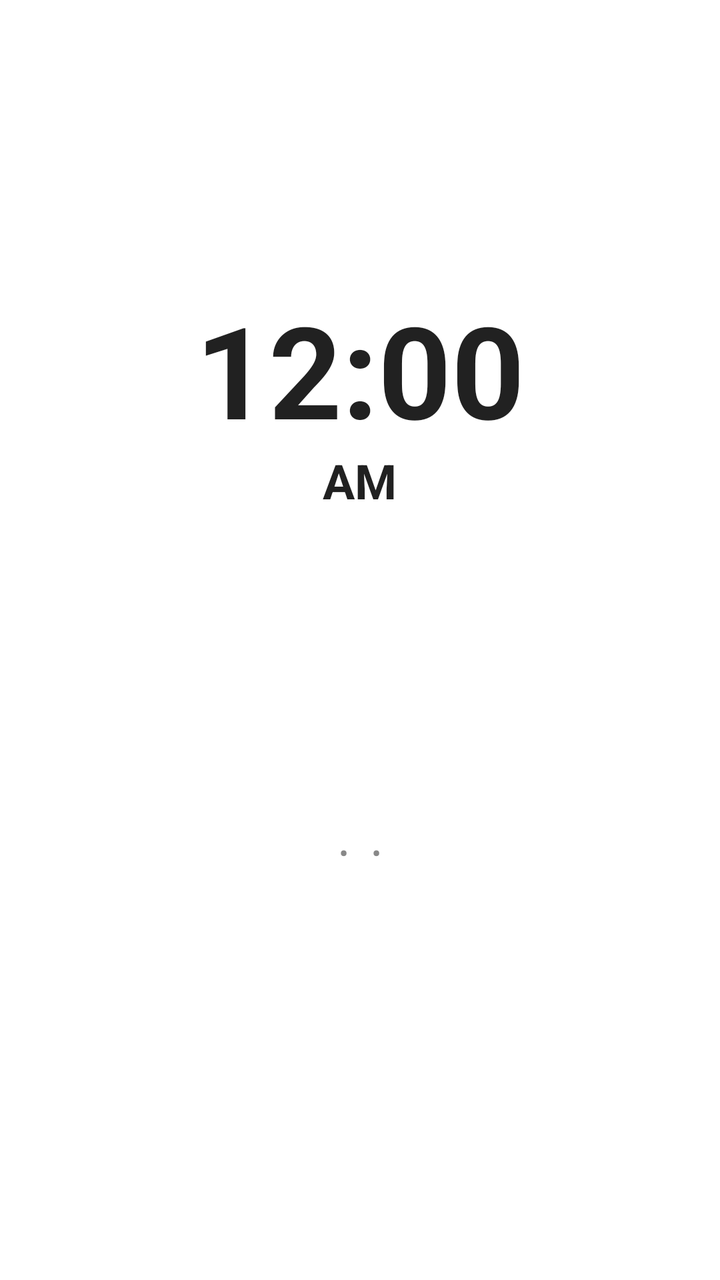
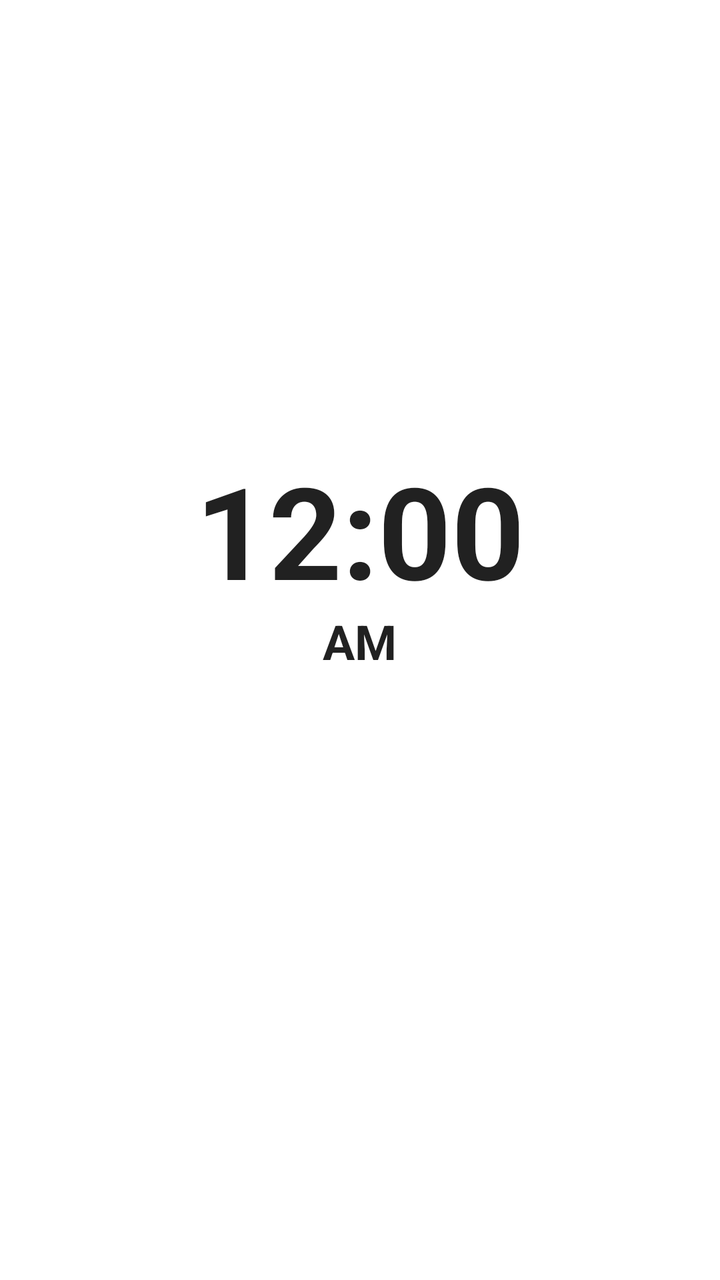

Two renders of the same Android screen: before a commit and after it. Below are the layout's source before the change and the commit's diff.
<!-- AndroidManifest.xml: application theme Theme.MaterialComponents.DayNight.NoActionBar -->
<!-- res/layout/widget_layout_4x4.xml -->
<?xml version="1.0" encoding="utf-8"?>
<FrameLayout xmlns:android="http://schemas.android.com/apk/res/android"
    xmlns:app="http://schemas.android.com/apk/res-auto"
    android:id="@+id/widget_root"
    android:layout_width="match_parent"
    android:layout_height="match_parent">

    
    <ImageView
        android:id="@+id/widget_bg_image"
        android:layout_width="match_parent"
        android:layout_height="match_parent"
        android:scaleType="fitXY"
        android:contentDescription="Widget Background" />

    
    <LinearLayout
        android:layout_width="match_parent"
        android:layout_height="match_parent"
        android:orientation="vertical"
        android:paddingHorizontal="10dp"
        android:paddingVertical="8dp"
        android:gravity="center_horizontal">

        
        <androidx.constraintlayout.widget.ConstraintLayout
            android:id="@+id/container_clock_top"
            android:layout_width="match_parent"
            android:layout_height="0dp"
            android:layout_weight="5"
            android:layout_gravity="center">

            
            <ImageView
                android:id="@+id/iv_hybrid_dial_bg"
                android:layout_width="0dp"
                android:layout_height="0dp"
                app:layout_constraintDimensionRatio="1:1"
                app:layout_constraintTop_toTopOf="parent"
                app:layout_constraintBottom_toBottomOf="parent"
                app:layout_constraintStart_toStartOf="parent"
                app:layout_constraintEnd_toEndOf="parent"
                android:scaleType="fitCenter"
                android:visibility="gone"
                android:contentDescription="Analog Dial" />


            
            <AnalogClock
                android:id="@+id/analog_clock_view"
                android:layout_width="0dp"
                android:layout_height="0dp"
                app:layout_constraintDimensionRatio="1:1"
                app:layout_constraintTop_toTopOf="parent"
                app:layout_constraintBottom_toBottomOf="parent"
                app:layout_constraintStart_toStartOf="parent"
                app:layout_constraintEnd_toEndOf="parent"
                android:dial="@drawable/classic_clock_dial"
                android:hand_hour="@drawable/classic_clock_hour"
                android:hand_minute="@drawable/classic_clock_minute"
                android:visibility="gone" />
 
            
            <TextClock
                android:id="@+id/tc_hybrid_top_digital"
                android:layout_width="wrap_content"
                android:layout_height="wrap_content"
                app:layout_constraintTop_toTopOf="parent"
                app:layout_constraintStart_toStartOf="parent"
                app:layout_constraintEnd_toEndOf="parent"
                android:layout_marginTop="64dp"
                android:format12Hour="h:mm"
                android:format24Hour="HH:mm"
                android:textColor="#00F5D4"
                android:textSize="13sp"
                android:textStyle="bold"
                android:includeFontPadding="false"
                android:visibility="gone" />



            
            <ImageView
                android:id="@+id/iv_digital_clock_bg"
                android:layout_width="0dp"
                android:layout_height="0dp"
                app:layout_constraintTop_toTopOf="parent"
                app:layout_constraintBottom_toBottomOf="parent"
                app:layout_constraintStart_toStartOf="parent"
                app:layout_constraintEnd_toEndOf="parent"
                android:layout_marginHorizontal="24dp"
                android:layout_marginVertical="12dp"
                android:scaleType="fitXY"
                android:visibility="gone"
                android:contentDescription="Neon Digital Pill" />

            
            <LinearLayout
                android:id="@+id/container_digital_clock"
                android:layout_width="0dp"
                android:layout_height="0dp"
                app:layout_constraintTop_toTopOf="parent"
                app:layout_constraintBottom_toBottomOf="parent"
                app:layout_constraintStart_toStartOf="parent"
                app:layout_constraintEnd_toEndOf="parent"
                android:orientation="vertical"
                android:gravity="center"
                android:visibility="visible">

                
                <TextClock
                    android:id="@+id/tv_digital_clock"
                    android:layout_width="wrap_content"
                    android:layout_height="wrap_content"
                    android:format12Hour="h:mm"
                    android:format24Hour="HH:mm"
                    android:textSize="64sp"
                    android:textStyle="bold"
                    android:includeFontPadding="false" />

                
                <TextClock
                    android:id="@+id/tv_digital_clock_ampm"
                    android:layout_width="wrap_content"
                    android:layout_height="wrap_content"
                    android:layout_marginTop="2dp"
                    android:format12Hour="a"
                    android:format24Hour=""
                    android:textSize="24sp"
                    android:textStyle="bold"
                    android:includeFontPadding="false" />
            </LinearLayout>

        </androidx.constraintlayout.widget.ConstraintLayout>

        
        <LinearLayout
            android:id="@+id/container_elements_bottom"
            android:layout_width="match_parent"
            android:layout_height="0dp"
            android:layout_weight="3"
            android:orientation="vertical"
            android:weightSum="4"
            android:gravity="center_vertical"
            android:paddingHorizontal="4dp">

            
            <LinearLayout
                android:layout_width="match_parent"
                android:layout_height="0dp"
                android:layout_weight="1"
                android:orientation="horizontal"
                android:gravity="center">

                <TextView
                    android:id="@+id/tv_widget_greg_date"
                    android:layout_width="wrap_content"
                    android:layout_height="wrap_content"
                    android:textSize="14sp"
                    android:textStyle="bold"
                    android:maxLines="1"
                    android:includeFontPadding="false" />

                <TextView
                    android:id="@+id/tv_widget_fixed_sep1"
                    android:layout_width="wrap_content"
                    android:layout_height="wrap_content"
                    android:text="  •  "
                    android:textColor="#888888"
                    android:textSize="12sp"
                    android:textStyle="bold"
                    android:includeFontPadding="false" />

                <TextView
                    android:id="@+id/tv_widget_weekday"
                    android:layout_width="wrap_content"
                    android:layout_height="wrap_content"
                    android:textSize="14sp"
                    android:textStyle="bold"
                    android:maxLines="1"
                    android:includeFontPadding="false" />

                <TextView
                    android:id="@+id/tv_widget_fixed_sep2"
                    android:layout_width="wrap_content"
                    android:layout_height="wrap_content"
                    android:text="  •  "
                    android:textColor="#888888"
                    android:textSize="12sp"
                    android:textStyle="bold"
                    android:includeFontPadding="false" />

                <TextView
                    android:id="@+id/tv_widget_tamil_full"
                    android:layout_width="wrap_content"
                    android:layout_height="wrap_content"
                    android:textSize="14sp"
                    android:textStyle="bold"
                    android:maxLines="1"
                    android:includeFontPadding="false" />
            </LinearLayout>

            
            <LinearLayout
                android:layout_width="match_parent"
                android:layout_height="0dp"
                android:layout_weight="1"
                android:gravity="center">

                <TextView
                    android:id="@+id/tv_widget_row2_paragraph"
                    android:layout_width="wrap_content"
                    android:layout_height="wrap_content"
                    android:textSize="12sp"
                    android:textStyle="normal"
                    android:maxLines="1"
                    android:gravity="center"
                    android:includeFontPadding="false" />
            </LinearLayout>

            
            <LinearLayout
                android:layout_width="match_parent"
                android:layout_height="0dp"
                android:layout_weight="1"
                android:gravity="center">

                <TextView
                    android:id="@+id/tv_widget_row3_paragraph"
                    android:layout_width="wrap_content"
                    android:layout_height="wrap_content"
                    android:textSize="12sp"
                    android:textStyle="normal"
                    android:maxLines="1"
                    android:gravity="center"
                    android:includeFontPadding="false" />
            </LinearLayout>

            
            <LinearLayout
                android:layout_width="match_parent"
                android:layout_height="0dp"
                android:layout_weight="1"
                android:gravity="center">

                <TextView
                    android:id="@+id/tv_widget_row4_paragraph"
                    android:layout_width="wrap_content"
                    android:layout_height="wrap_content"
                    android:textSize="12sp"
                    android:textStyle="normal"
                    android:maxLines="1"
                    android:gravity="center"
                    android:includeFontPadding="false" />
            </LinearLayout>

        </LinearLayout>

    </LinearLayout>

</FrameLayout>
<!-- resources referenced by this layout -->
<resources>
  <!-- drawable classic_clock_dial: vector/xml drawable (drawable, 3664 chars, omitted) -->
  <!-- drawable classic_clock_hour (drawable) -->
  <?xml version="1.0" encoding="utf-8"?>
  <vector xmlns:android="http://schemas.android.com/apk/res/android"
      android:width="200dp"
      android:height="200dp"
      android:viewportWidth="200"
      android:viewportHeight="200">
  
      
      <path
          android:fillColor="#EBEBEB"
          android:pathData="M 100,48 L 94.5,96 L 100,108 Z" />
  
      
      <path
          android:fillColor="#B8B8B8"
          android:pathData="M 100,48 L 105.5,96 L 100,108 Z" />
  
      
      <path
          android:fillColor="#D8D8D8"
          android:strokeColor="#7A7A7A"
          android:strokeWidth="0.8"
          android:pathData="M 100,100 m -4,0 a 4,4 0 1,0 8,0 a 4,4 0 1,0 -8,0" />
      <path
          android:fillColor="#444444"
          android:pathData="M 100,100 m -1.5,0 a 1.5,1.5 0 1,0 3,0 a 1.5,1.5 0 1,0 -3,0" />
  </vector>
  <!-- drawable classic_clock_minute (drawable) -->
  <?xml version="1.0" encoding="utf-8"?>
  <vector xmlns:android="http://schemas.android.com/apk/res/android"
      android:width="200dp"
      android:height="200dp"
      android:viewportWidth="200"
      android:viewportHeight="200">
  
      
      <path
          android:fillColor="#FFFFFF"
          android:pathData="M 100,28 L 95.5,96 L 100,112 Z" />
  
      
      <path
          android:fillColor="#CCCCCC"
          android:pathData="M 100,28 L 104.5,96 L 100,112 Z" />
  
      
      <path
          android:fillColor="#ECECEC"
          android:strokeColor="#8E8E8E"
          android:strokeWidth="0.8"
          android:pathData="M 100,100 m -4.5,0 a 4.5,4.5 0 1,0 9,0 a 4.5,4.5 0 1,0 -9,0" />
      <path
          android:fillColor="#222222"
          android:pathData="M 100,100 m -1.5,0 a 1.5,1.5 0 1,0 3,0 a 1.5,1.5 0 1,0 -3,0" />
  </vector>
</resources>

<!-- the commit's change to res/layout/widget_layout_4x4.xml (unified diff, before → after) -->
@@ -1,6 +1,5 @@
 <?xml version="1.0" encoding="utf-8"?>
 <FrameLayout xmlns:android="http://schemas.android.com/apk/res/android"
-    xmlns:app="http://schemas.android.com/apk/res-auto"
     android:id="@+id/widget_root"
     android:layout_width="match_parent"
     android:layout_height="match_parent">
@@ -23,52 +22,37 @@
         android:gravity="center_horizontal">
 
         
-        <androidx.constraintlayout.widget.ConstraintLayout
+        <FrameLayout
             android:id="@+id/container_clock_top"
             android:layout_width="match_parent"
             android:layout_height="0dp"
             android:layout_weight="5"
             android:layout_gravity="center">
 
-            
             <ImageView
                 android:id="@+id/iv_hybrid_dial_bg"
-                android:layout_width="0dp"
-                android:layout_height="0dp"
-                app:layout_constraintDimensionRatio="1:1"
-                app:layout_constraintTop_toTopOf="parent"
-                app:layout_constraintBottom_toBottomOf="parent"
-                app:layout_constraintStart_toStartOf="parent"
-                app:layout_constraintEnd_toEndOf="parent"
+                android:layout_width="match_parent"
+                android:layout_height="match_parent"
                 android:scaleType="fitCenter"
                 android:visibility="gone"
                 android:contentDescription="Analog Dial" />
 
-
-            
             <AnalogClock
                 android:id="@+id/analog_clock_view"
-                android:layout_width="0dp"
-                android:layout_height="0dp"
-                app:layout_constraintDimensionRatio="1:1"
-                app:layout_constraintTop_toTopOf="parent"
-                app:layout_constraintBottom_toBottomOf="parent"
-                app:layout_constraintStart_toStartOf="parent"
-                app:layout_constraintEnd_toEndOf="parent"
+                android:layout_width="match_parent"
+                android:layout_height="match_parent"
+                android:layout_gravity="center"
                 android:dial="@drawable/classic_clock_dial"
                 android:hand_hour="@drawable/classic_clock_hour"
                 android:hand_minute="@drawable/classic_clock_minute"
                 android:visibility="gone" />
- 
-            
+
             <TextClock
                 android:id="@+id/tc_hybrid_top_digital"
                 android:layout_width="wrap_content"
                 android:layout_height="wrap_content"
-                app:layout_constraintTop_toTopOf="parent"
-                app:layout_constraintStart_toStartOf="parent"
-                app:layout_constraintEnd_toEndOf="parent"
-                android:layout_marginTop="64dp"
+                android:layout_gravity="top|center_horizontal"
+                android:layout_marginTop="48dp"
                 android:format12Hour="h:mm"
                 android:format24Hour="HH:mm"
                 android:textColor="#00F5D4"
@@ -77,37 +61,24 @@
                 android:includeFontPadding="false"
                 android:visibility="gone" />
 
-
-
-            
             <ImageView
                 android:id="@+id/iv_digital_clock_bg"
-                android:layout_width="0dp"
-                android:layout_height="0dp"
-                app:layout_constraintTop_toTopOf="parent"
-                app:layout_constraintBottom_toBottomOf="parent"
-                app:layout_constraintStart_toStartOf="parent"
-                app:layout_constraintEnd_toEndOf="parent"
+                android:layout_width="match_parent"
+                android:layout_height="match_parent"
                 android:layout_marginHorizontal="24dp"
                 android:layout_marginVertical="12dp"
                 android:scaleType="fitXY"
                 android:visibility="gone"
                 android:contentDescription="Neon Digital Pill" />
 
-            
             <LinearLayout
                 android:id="@+id/container_digital_clock"
-                android:layout_width="0dp"
-                android:layout_height="0dp"
-                app:layout_constraintTop_toTopOf="parent"
-                app:layout_constraintBottom_toBottomOf="parent"
-                app:layout_constraintStart_toStartOf="parent"
-                app:layout_constraintEnd_toEndOf="parent"
+                android:layout_width="match_parent"
+                android:layout_height="match_parent"
                 android:orientation="vertical"
                 android:gravity="center"
                 android:visibility="visible">
 
-                
                 <TextClock
                     android:id="@+id/tv_digital_clock"
                     android:layout_width="wrap_content"
@@ -118,7 +89,6 @@
                     android:textStyle="bold"
                     android:includeFontPadding="false" />
 
-                
                 <TextClock
                     android:id="@+id/tv_digital_clock_ampm"
                     android:layout_width="wrap_content"
@@ -131,128 +101,60 @@
                     android:includeFontPadding="false" />
             </LinearLayout>
 
-        </androidx.constraintlayout.widget.ConstraintLayout>
+        </FrameLayout>
 
         
         <LinearLayout
             android:id="@+id/container_elements_bottom"
             android:layout_width="match_parent"
-            android:layout_height="0dp"
-            android:layout_weight="3"
+            android:layout_height="wrap_content"
             android:orientation="vertical"
-            android:weightSum="4"
-            android:gravity="center_vertical"
+            android:gravity="bottom|center_horizontal"
             android:paddingHorizontal="4dp">
 
-            
-            <LinearLayout
+            <TextView
+                android:id="@+id/tv_widget_row1_fixed"
                 android:layout_width="match_parent"
-                android:layout_height="0dp"
-                android:layout_weight="1"
-                android:orientation="horizontal"
-                android:gravity="center">
+                android:layout_height="wrap_content"
+                android:gravity="center"
+                android:paddingVertical="2dp"
+                android:textSize="13sp"
+                android:textStyle="bold"
+                android:maxLines="1"
+                android:includeFontPadding="false" />
 
-                <TextView
-                    android:id="@+id/tv_widget_greg_date"
-                    android:layout_width="wrap_content"
-                    android:layout_height="wrap_content"
-                    android:textSize="14sp"
-                    android:textStyle="bold"
-                    android:maxLines="1"
-                    android:includeFontPadding="false" />
+            <TextView
+                android:id="@+id/tv_widget_row2_opt1"
+                android:layout_width="match_parent"
+                android:layout_height="wrap_content"
+                android:gravity="center"
+                android:paddingVertical="2dp"
+                android:textSize="12sp"
+                android:textStyle="normal"
+                android:maxLines="1"
+                android:includeFontPadding="false" />
 
-                <TextView
-                    android:id="@+id/tv_widget_fixed_sep1"
-                    android:layout_width="wrap_content"
-                    android:layout_height="wrap_content"
-                    android:text="  •  "
-                    android:textColor="#888888"
-                    android:textSize="12sp"
-                    android:textStyle="bold"
-                    android:includeFontPadding="false" />
+            <TextView
+                android:id="@+id/tv_widget_row3_opt2"
+                android:layout_width="match_parent"
+                android:layout_height="wrap_content"
+                android:gravity="center"
+                android:paddingVertical="2dp"
+                android:textSize="12sp"
+                android:textStyle="normal"
+                android:maxLines="1"
+                android:includeFontPadding="false" />
 
-                <TextView
-                    android:id="@+id/tv_widget_weekday"
-                    android:layout_width="wrap_content"
-                    android:layout_height="wrap_content"
-                    android:textSize="14sp"
-                    android:textStyle="bold"
-                    android:maxLines="1"
-                    android:includeFontPadding="false" />
-
-                <TextView
-                    android:id="@+id/tv_widget_fixed_sep2"
-                    android:layout_width="wrap_content"
-                    android:layout_height="wrap_content"
-                    android:text="  •  "
-                    android:textColor="#888888"
-                    android:textSize="12sp"
-                    android:textStyle="bold"
-                    android:includeFontPadding="false" />
-
-                <TextView
-                    android:id="@+id/tv_widget_tamil_full"
-                    android:layout_width="wrap_content"
-                    android:layout_height="wrap_content"
-                    android:textSize="14sp"
-                    android:textStyle="bold"
-                    android:maxLines="1"
-                    android:includeFontPadding="false" />
-            </LinearLayout>
-
-            
-            <LinearLayout
+            <TextView
+                android:id="@+id/tv_widget_row4_opt3"
                 android:layout_width="match_parent"
-                android:layout_height="0dp"
-                android:layout_weight="1"
-                android:gravity="center">
-
-                <TextView
-                    android:id="@+id/tv_widget_row2_paragraph"
-                    android:layout_width="wrap_content"
-                    android:layout_height="wrap_content"
-                    android:textSize="12sp"
-                    android:textStyle="normal"
-                    android:maxLines="1"
-                    android:gravity="center"
-                    android:includeFontPadding="false" />
-            </LinearLayout>
-
-            
-            <LinearLayout
-                android:layout_width="match_parent"
-                android:layout_height="0dp"
-                android:layout_weight="1"
-                android:gravity="center">
-
-                <TextView
-                    android:id="@+id/tv_widget_row3_paragraph"
-                    android:layout_width="wrap_content"
-                    android:layout_height="wrap_content"
-                    android:textSize="12sp"
-                    android:textStyle="normal"
-                    android:maxLines="1"
-                    android:gravity="center"
-                    android:includeFontPadding="false" />
-            </LinearLayout>
-
-            
-            <LinearLayout
-                android:layout_width="match_parent"
-                android:layout_height="0dp"
-                android:layout_weight="1"
-                android:gravity="center">
-
-                <TextView
-                    android:id="@+id/tv_widget_row4_paragraph"
-                    android:layout_width="wrap_content"
-                    android:layout_height="wrap_content"
-                    android:textSize="12sp"
-                    android:textStyle="normal"
-                    android:maxLines="1"
-                    android:gravity="center"
-                    android:includeFontPadding="false" />
-            </LinearLayout>
+                android:layout_height="wrap_content"
+                android:gravity="center"
+                android:paddingVertical="2dp"
+                android:textSize="12sp"
+                android:textStyle="normal"
+                android:maxLines="1"
+                android:includeFontPadding="false" />
 
         </LinearLayout>
 
